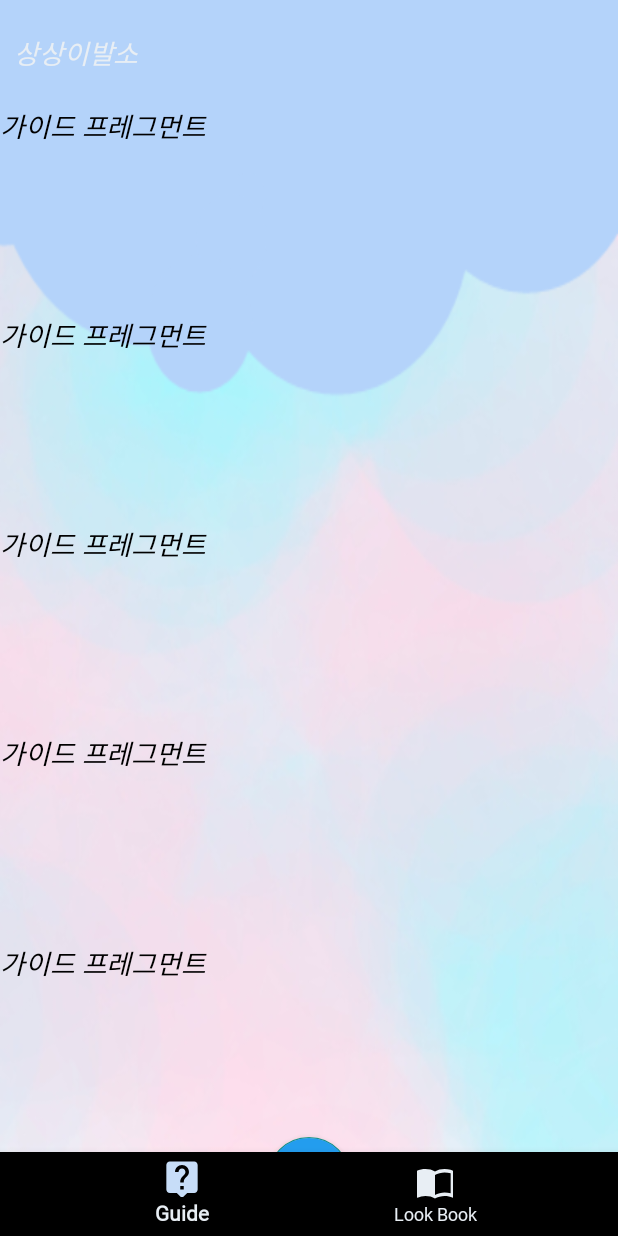
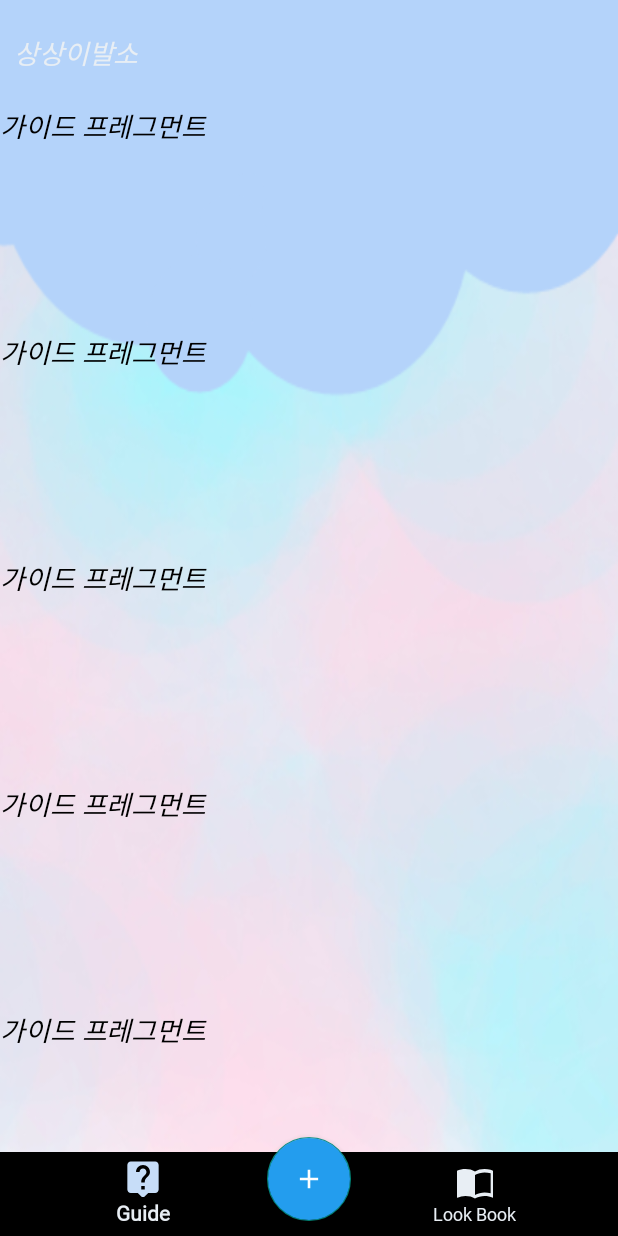
Before and after one commit to minho-jang/Imagine-Hair-Shop, an Android app: the screen it shows after launch (MainActivity), on a phone screen of 412 x 824 dp. Run offline under Robolectric (Android 15) with nearby library versions, the phone set to English and light mode, and no system bars; our stand-ins replace Volley; libraries missing offline, so code that uses them is left out: com.theartofdev.edmodo.

Commit message:
2번 백 프레스 눌러야 종료 & Floating 버튼 오버랩

```diff
--- a/app/src/main/java/com/example/hairchange/PhotoViewActivity.java
+++ b/app/src/main/java/com/example/hairchange/PhotoViewActivity.java
@@ -353,6 +353,7 @@ public class PhotoViewActivity extends AppCompatActivity {
                         progressDialog = new ProgressDialog(PhotoViewActivity.this);
                         progressDialog.setIndeterminate(true);
                         progressDialog.setMessage(msg);
+                        progressDialog.setCancelable(false);
                         progressDialog.show();
                     }
                 }, 0);
--- a/app/src/main/res/layout/activity_main.xml
+++ b/app/src/main/res/layout/activity_main.xml
@@ -1,12 +1,10 @@
 <?xml version="1.0" encoding="utf-8"?>
-<RelativeLayout xmlns:android="http://schemas.android.com/apk/res/android"
+<RelativeLayout
+    xmlns:android="http://schemas.android.com/apk/res/android"
     android:layout_width="match_parent"
     android:layout_height="match_parent"
     android:background="@drawable/cottoncandy"
     xmlns:app="http://schemas.android.com/apk/res-auto">
-
-<!-- TODO RelativeLayout으로 할만한 이유가 없다면 Linear로 바꾸든지 해서 -->
-<!-- FrameLayout의 높이가 알아서 지정되도록 해야함 -->
 
     <FrameLayout
         android:id="@+id/control"
@@ -56,6 +54,7 @@
         android:layout_alignParentBottom="true"
         android:layout_centerHorizontal="true"
         android:layout_marginBottom="10dp"
+        android:layout_gravity="end"
         android:backgroundTint="#239DEE"
         android:clickable="true"
         app:srcCompat="@drawable/ic_fab_plus" />
@@ -68,17 +67,23 @@
         android:minHeight="?attr/actionBarSize"
         android:theme="?attr/actionBarTheme" />
 
-    <com.google.android.material.bottomnavigation.BottomNavigationView
-        android:id="@+id/contents_bottom"
+    <FrameLayout
+        android:id="@+id/layout_bottom"
         android:layout_width="match_parent"
         android:layout_height="wrap_content"
-        android:layout_alignParentBottom="true"
-        android:layout_marginBottom="0dp"
-        android:minHeight="?attr/actionBarSize"
-        android:theme="@style/Bottom_nav"
-        app:menu="@menu/items_bottom">
+        android:background="#000000"
+        android:layout_alignParentBottom="true" >
 
-    </com.google.android.material.bottomnavigation.BottomNavigationView>
+        <com.google.android.material.bottomnavigation.BottomNavigationView
+            android:id="@+id/contents_bottom"
+            android:layout_width="match_parent"
+            android:layout_height="wrap_content"
+            android:layout_marginStart="40dp"
+            android:layout_marginEnd="40dp"
+            android:minHeight="?attr/actionBarSize"
+            android:theme="@style/Bottom_nav"
+            app:menu="@menu/items_bottom" />
+    </FrameLayout>
 
     <TextView
         android:id="@+id/title"
--- a/app/src/main/res/menu/items_bottom.xml
+++ b/app/src/main/res/menu/items_bottom.xml
@@ -1,13 +1,17 @@
 <?xml version="1.0" encoding="utf-8"?>
 <menu xmlns:android="http://schemas.android.com/apk/res/android"
     xmlns:app="http://schemas.android.com/apk/res-auto">
+
     <item
         android:id="@+id/action_one"
         app:showAsAction="ifRoom"
         android:enabled="true"
         android:icon="@drawable/ic_guide_foreground"
         android:title="Guide" />
-
+    <item
+        android:enabled="false"
+        android:title=""
+        app:showAsAction="ifRoom"/>
     <item
         android:id="@+id/action_three"
         app:showAsAction="ifRoom"
```
Also changed, not shown: app/src/main/java/com/example/hairchange/MainActivity.java (+19 -4 lines).
